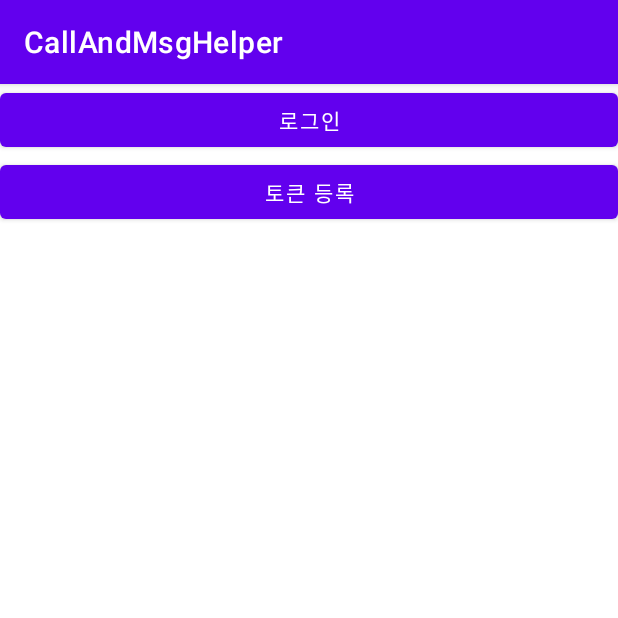
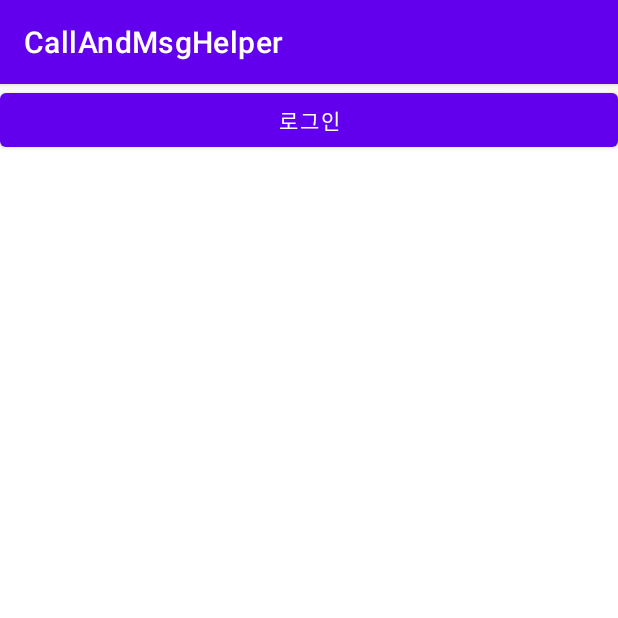
Before and after one commit to duskite/call_message_helper, an Android app: the screen it shows after launch (MainActivity), on a phone screen of 412 x 824 dp, the top half of it. Run offline under Robolectric (Android 15) with nearby library versions, the phone set to English and light mode, and no system bars.

Commit message:
fcm 정보 중복등록 안되게 임시로 처리해놓음

```diff
--- a/back/src/main/java/com/dus/back/fcm/FcmServiceImpl.java
+++ b/back/src/main/java/com/dus/back/fcm/FcmServiceImpl.java
@@ -20,7 +20,11 @@ public class FcmServiceImpl implements FcmService {
 
     @Override
     public Long save(Fcm fcm) {
-        return fcmRepository.save(fcm);
+        if(!fcmRepository.existByPhoneNumber(fcm.getPhoneNumber())){
+            return fcmRepository.save(fcm);
+        }else {
+            return -1L;
+        }
     }
 
 
--- a/front/app/src/main/java/com/duskite/callandmsghelper/MainActivity.java
+++ b/front/app/src/main/java/com/duskite/callandmsghelper/MainActivity.java
@@ -27,7 +27,7 @@ public class MainActivity extends AppCompatActivity {
             Manifest.permission.RECEIVE_MMS
     };
 
-    private Button btnSignInActivity, btnRegisterFcmActivity;
+    private Button btnSignInActivity;
 
     @Override
     protected void onCreate(Bundle savedInstanceState) {
@@ -43,9 +43,7 @@ public class MainActivity extends AppCompatActivity {
         getPermission(PERMISSIONS);
 
         btnSignInActivity = (Button) findViewById(R.id.btnSignInActivity);
-        btnRegisterFcmActivity = (Button) findViewById(R.id.btnRegisterFcmActivity);
         btnSignInActivity.setOnClickListener(setOnClickListener);
-        btnRegisterFcmActivity.setOnClickListener(setOnClickListener);
 
         Intent intent = new Intent(this, FcmService.class);
         startService(intent);
@@ -67,11 +65,6 @@ public class MainActivity extends AppCompatActivity {
                     Intent signin = new Intent(getApplicationContext(), SignInActivity.class);
                     startActivity(signin);
                     break;
-
-                case R.id.btnRegisterFcmActivity:
-                    Intent fcm = new Intent(getApplicationContext(), FcmRegisterActivity.class);
-                    startActivity(fcm);
-                    break;
             }
         }
     };
--- a/front/app/src/main/java/com/duskite/callandmsghelper/SignInActivity.java
+++ b/front/app/src/main/java/com/duskite/callandmsghelper/SignInActivity.java
@@ -45,9 +45,10 @@ public class SignInActivity extends AppCompatActivity {
         httpUtil = HttpUtilImpl.getInstance();
         httpUtil.setOnLoginResultListener(new OnLoginResultListener() {
             @Override
-            public void loginResult(boolean isLogin, String errorMessage) {
-                if(isLogin){
+            public void loginResult(String userId, String errorMessage) {
+                if(userId != null){
                     Intent intent = new Intent(getApplicationContext(), FcmRegisterActivity.class);
+                    intent.putExtra("userId", userId);
                     startActivity(intent);
                 }else {
                     Log.e(TAG, errorMessage);
--- a/front/app/src/main/java/com/duskite/callandmsghelper/http/HttpUil.java
+++ b/front/app/src/main/java/com/duskite/callandmsghelper/http/HttpUil.java
@@ -7,7 +7,7 @@ import org.json.JSONException;
 
 public interface HttpUil {
 
-    String BASE_URL = "http://192.168.1.10:8080";
+    String BASE_URL = "http://192.168.1.8:8080";
     String FCM_URL = BASE_URL + "/fcm-token";
     String LOGIN_URL = BASE_URL + "/member/login";
 
--- a/front/app/src/main/java/com/duskite/callandmsghelper/http/HttpUtilImpl.java
+++ b/front/app/src/main/java/com/duskite/callandmsghelper/http/HttpUtilImpl.java
@@ -86,11 +86,11 @@ public class HttpUtilImpl implements HttpUil{
                     String errorMessage = response.header("login-error");
                     if(userId != null){
                         Log.d(TAG, userId);
-                        onLoginResultListener.loginResult(true, null);
+                        onLoginResultListener.loginResult(userId, null);
                     }else {
                         errorMessage = URLDecoder.decode(errorMessage, "UTF-8");
                         Log.d(TAG, errorMessage);
-                        onLoginResultListener.loginResult(false, errorMessage);
+                        onLoginResultListener.loginResult(userId, errorMessage);
                     }
                 }
 
--- a/front/app/src/main/java/com/duskite/callandmsghelper/http/OnLoginResultListener.java
+++ b/front/app/src/main/java/com/duskite/callandmsghelper/http/OnLoginResultListener.java
@@ -4,5 +4,5 @@ import androidx.annotation.Nullable;
 
 public interface OnLoginResultListener {
 
-    void loginResult(boolean isLogin, @Nullable String errorMessage);
+    void loginResult(String userId, @Nullable String errorMessage);
 }
--- a/front/app/src/main/java/com/duskite/callandmsghelper/tel/FcmService.java
+++ b/front/app/src/main/java/com/duskite/callandmsghelper/tel/FcmService.java
@@ -23,6 +23,10 @@ public class FcmService extends FirebaseMessagingService {
 
     private static String TAG = "FcmService";
 
+    /**
+     * 서버로부터 받은 메세지 타입에 따라 단말기 동작 분기 처리
+     * @param message Remote message that has been received.
+     */
     @Override
     public void onMessageReceived(@NonNull RemoteMessage message) {
 
@@ -38,7 +42,6 @@ public class FcmService extends FirebaseMessagingService {
         } else if (fcmType.equals("MMS")) {
             String msg = fcmData.get("msg");
             sendMMS(phoneNumber, msg);
-
         } else if (fcmType.equals("CALL_START")) {
             callStart(phoneNumber);
         } else if(fcmType.equals("CALL_END")){
--- a/front/app/src/main/res/layout/activity_main.xml
+++ b/front/app/src/main/res/layout/activity_main.xml
@@ -13,11 +13,4 @@
         android:id="@+id/btnSignInActivity"
         android:text="로그인"/>
 
-    <Button
-        android:layout_width="match_parent"
-        android:layout_height="wrap_content"
-        android:id="@+id/btnRegisterFcmActivity"
-        android:text="토큰 등록"/>
-
-
 </LinearLayout>
```
Also changed, not shown: front/app/src/main/java/com/duskite/callandmsghelper/FcmRegisterActivity.java (+25 -2 lines).
